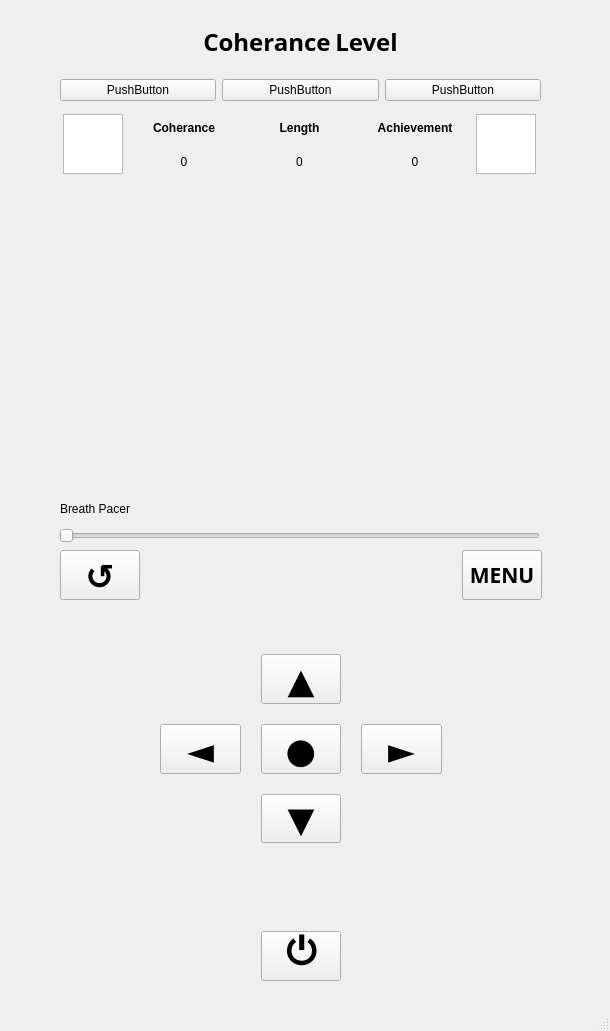
Before: the Qt Designer form mainwindow.ui in JosephChing/COMP3004Team65, drawn with Qt 5.
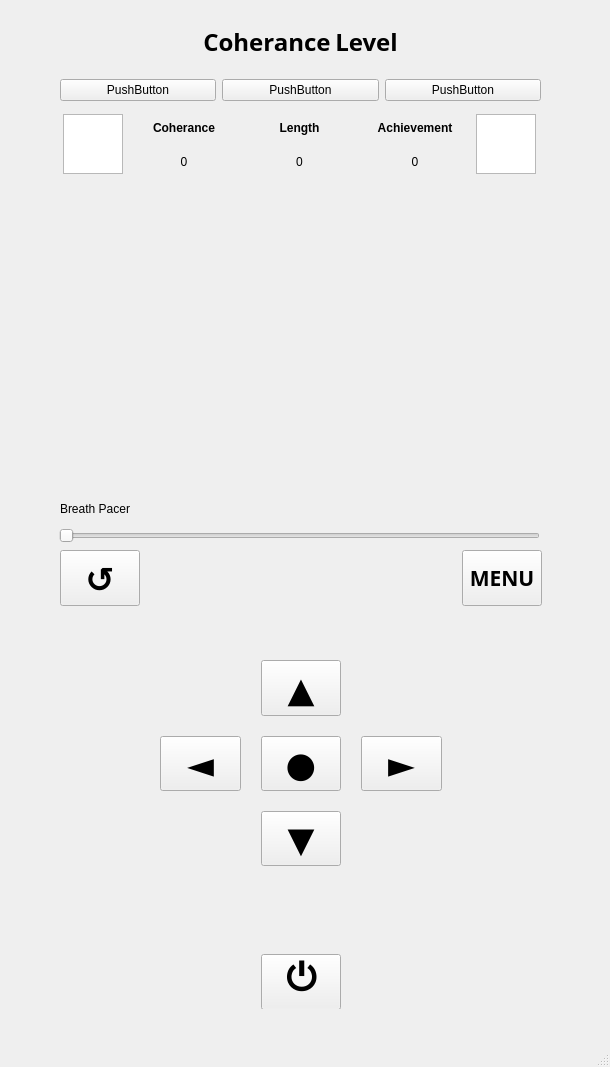
After: the same form once the commit is applied. Custom widgets are drawn as their Qt base class.

Diff of the .ui file:
```diff
--- a/mainwindow.ui
+++ b/mainwindow.ui
@@ -7,7 +7,7 @@
     <x>0</x>
     <y>0</y>
     <width>610</width>
-    <height>1031</height>
+    <height>1067</height>
    </rect>
   </property>
   <property name="windowTitle">
@@ -20,7 +20,7 @@
       <x>60</x>
       <y>550</y>
       <width>482</width>
-      <height>431</height>
+      <height>459</height>
      </rect>
     </property>
     <layout class="QGridLayout" name="gridLayout">
```
